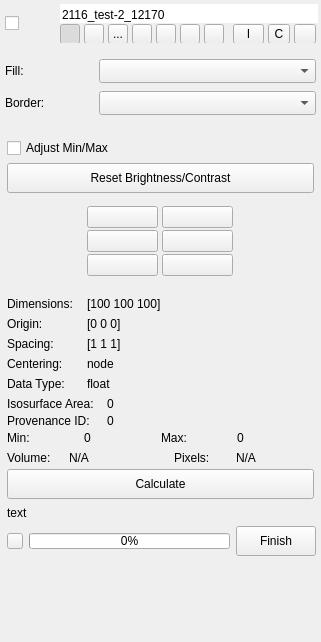
SCIInstitute/Seg3D, file src/Interface/Application/LayerWidget.ui: the form before one commit.
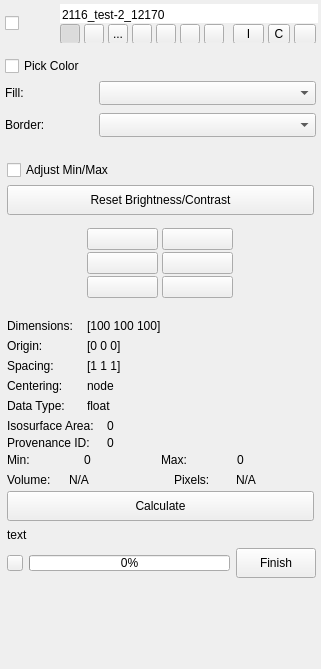
The form after the commit. Icons and pictures are not drawn. Custom widgets are drawn as their Qt base class.

Commit message: checkbox added.  Builds. needs checking

The edit to the form file:
```diff
--- a/src/Interface/Application/LayerWidget.ui
+++ b/src/Interface/Application/LayerWidget.ui
@@ -7,7 +7,7 @@
     <x>0</x>
     <y>0</y>
     <width>321</width>
-    <height>642</height>
+    <height>669</height>
    </rect>
   </property>
   <property name="mouseTracking">
@@ -814,6 +814,43 @@
               </layout>
              </widget>
             </item>
+            <item>
+              <widget class="QWidget" name="widget_21" native="true">
+                <property name="sizePolicy">
+                  <sizepolicy hsizetype="Preferred" vsizetype="Fixed">
+                    <horstretch>0</horstretch>
+                    <verstretch>0</verstretch>
+                  </sizepolicy>
+                </property>
+                <layout class="QHBoxLayout" name="horizontalLayout_251">
+                  <property name="spacing">
+                    <number>0</number>
+                  </property>
+                  <property name="leftMargin">
+                    <number>0</number>
+                  </property>
+                    <property name="topMargin">
+                    <number>0</number>
+                  </property>
+                    <property name="rightMargin">
+                    <number>0</number>
+                  </property>
+                    <property name="bottomMargin">
+                    <number>0</number>
+                  </property>
+                  <item>
+                   <widget class="QCheckBox" name="pick_color_checkbox_">
+                    <property name="toolTip">
+                      <string>Enable selection of colors</string>
+                    </property>
+                    <property name="text">
+                     <string>Pick Color</string>
+                    </property>
+                   </widget>
+                  </item>
+                </layout>
+              </widget>
+            </item>
             <item>
              <widget class="QWidget" name="fill_" native="true">
               <property name="minimumSize">
```
Left out of the diff: 4 changed lines with no effect on the pictures. The commit also changes 8 other files.
